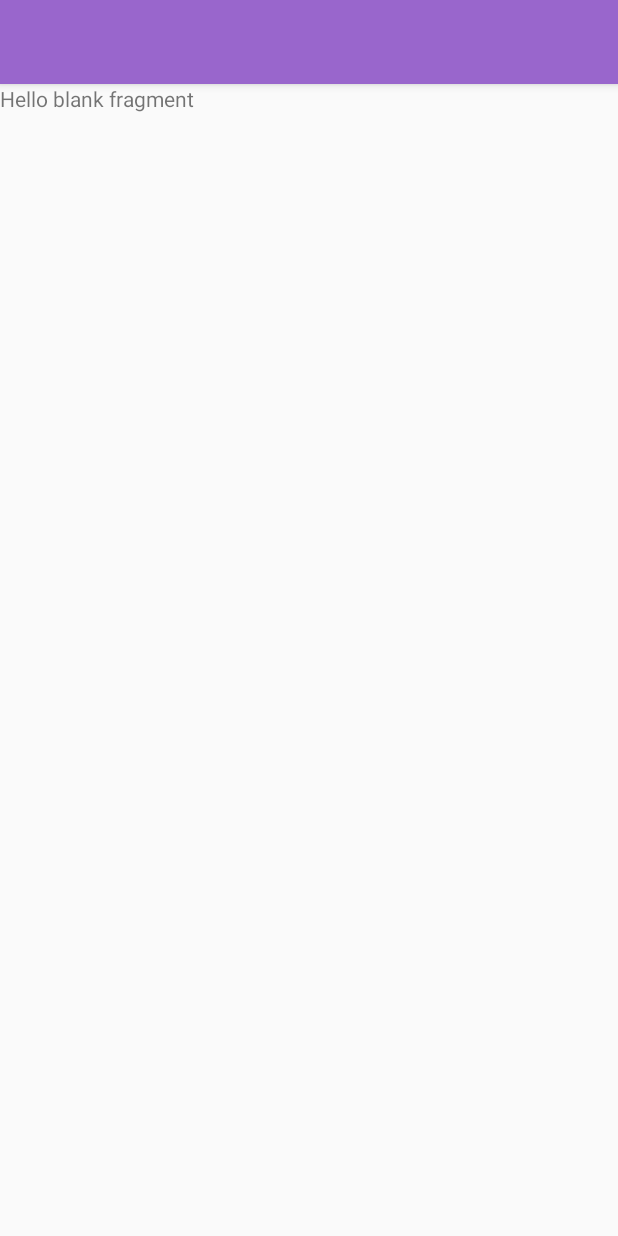
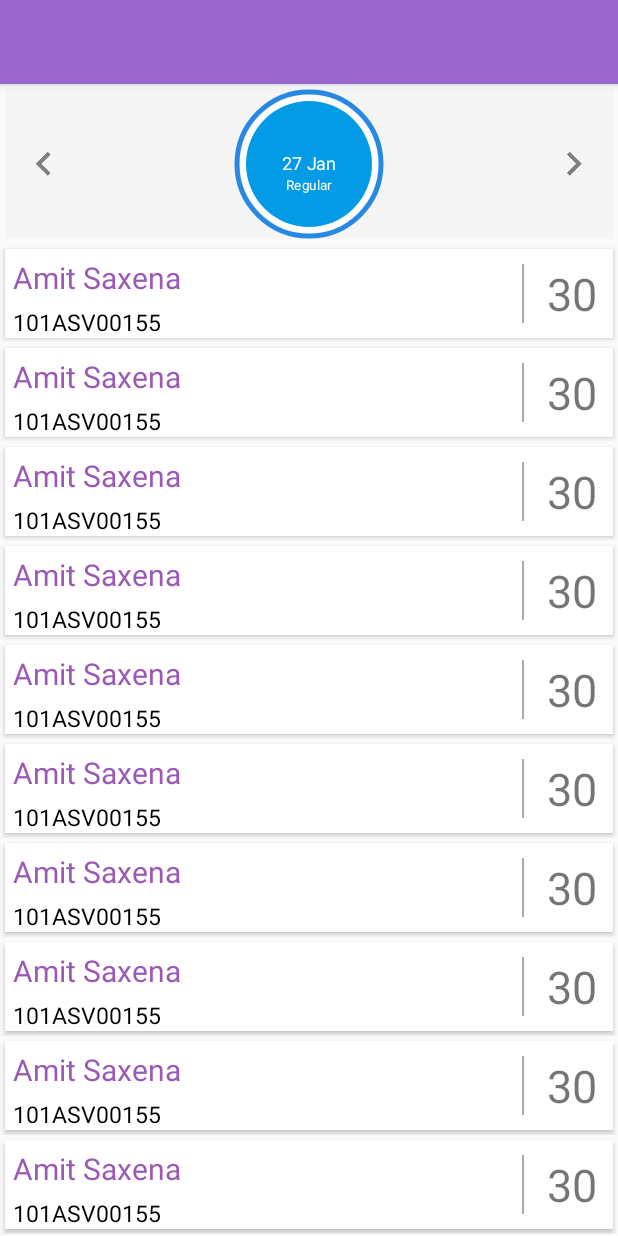
Before and after one commit to anuragdhasmana1995/Classmate, an Android app: the fragment BatchMarksFragment shown on its own in the app's theme, on a phone screen of 412 x 824 dp. Run offline under Robolectric (Android 15) with nearby library versions, the phone set to English and light mode, and no system bars; network calls fail; 2 statements that could not run were skipped.

Commit message:
added marks layout

```diff
--- /dev/null
+++ b/app/src/main/java/com/htlconline/sm/classmate/Batch/Adapters/BatchMarksAdapter.java
@@ -0,0 +1,72 @@
+package com.htlconline.sm.classmate.Batch.Adapters;
+
+import android.content.Context;
+import android.support.v4.app.FragmentActivity;
+import android.support.v4.content.ContextCompat;
+import android.support.v7.widget.CardView;
+import android.support.v7.widget.RecyclerView;
+import android.view.LayoutInflater;
+import android.view.View;
+import android.view.ViewGroup;
+
+import android.widget.TextView;
+
+import com.htlconline.sm.classmate.R;
+
+import java.util.Arrays;
+import java.util.List;
+
+
+
+/**
+ * Created by Anurag on 30-01-2017.
+ */
+
+public class BatchMarksAdapter extends RecyclerView.Adapter<BatchMarksAdapter.MarksViewHolder> {
+
+    private LayoutInflater inflater;
+    private View view;
+    List<Boolean> data;
+
+
+    public BatchMarksAdapter(FragmentActivity activity) {
+        this.inflater = LayoutInflater.from(activity);
+        this.data = Arrays.asList(true, false);
+    }
+
+    @Override
+    public MarksViewHolder onCreateViewHolder(ViewGroup parent, int viewType) {
+        view = inflater.inflate(R.layout.batch_marks_content, parent, false);
+        return new MarksViewHolder(view);
+    }
+
+    @Override
+    public void onBindViewHolder(MarksViewHolder holder, int position) {
+
+    }
+
+
+
+    @Override
+    public int getItemCount() {
+        return 10;
+    }
+
+    class MarksViewHolder extends RecyclerView.ViewHolder {
+        private CardView cardView;
+        private TextView studentName;
+        private TextView studentId;
+        private TextView status;
+
+        MarksViewHolder(View itemView) {
+
+            super(itemView);
+            cardView = (CardView) itemView.findViewById(R.id.batch_marks_card);
+            studentName = (TextView) itemView.findViewById(R.id.batch_attendance_name);
+            studentId = (TextView) itemView.findViewById(R.id.batch_attendance_id);
+            status = (TextView) itemView.findViewById(R.id.status);
+        }
+    }
+
+
+}
--- a/app/src/main/java/com/htlconline/sm/classmate/Batch/BatchFragments/BatchMarksFragment.java
+++ b/app/src/main/java/com/htlconline/sm/classmate/Batch/BatchFragments/BatchMarksFragment.java
@@ -6,23 +6,36 @@ import android.os.Bundle;
 import android.support.annotation.Nullable;
 import android.support.v4.app.Fragment;
 import android.support.v7.app.AppCompatActivity;
+import android.support.v7.widget.LinearLayoutManager;
+import android.support.v7.widget.RecyclerView;
 import android.util.Log;
 import android.view.LayoutInflater;
 import android.view.View;
 import android.view.ViewGroup;
+import android.widget.AdapterView;
 import android.widget.CheckedTextView;
+import android.widget.ImageButton;
 
+import com.htlconline.sm.classmate.Batch.Adapters.BatchAttendanceAdapter;
+import com.htlconline.sm.classmate.Batch.Adapters.BatchMarksAdapter;
 import com.htlconline.sm.classmate.Batch.BatchActivity;
+import com.htlconline.sm.classmate.Batch.CircleView;
 import com.htlconline.sm.classmate.R;
 
 
 /**
  * A simple {@link Fragment} subclass.
  */
-public class BatchMarksFragment extends Fragment {
+public class BatchMarksFragment extends Fragment implements View.OnClickListener{
 
 
     private CheckedTextView mToolbarToggle;
+    private CircleView circleView1;
+    private BatchMarksAdapter batchmarksAdapter;
+    private RecyclerView recyclerView;
+    private LinearLayoutManager manager;
+    private ImageButton imageButton1;
+    private ImageButton imageButton2;
 
     public BatchMarksFragment() {
         // Required empty public constructor
@@ -54,6 +67,24 @@ public class BatchMarksFragment extends Fragment {
 
     }
 
+    @Override
+    public void onViewCreated(View view, @Nullable Bundle savedInstanceState) {
+        super.onViewCreated(view, savedInstanceState);
+
+        circleView1 = (CircleView) view.findViewById(R.id.circle_1);
+        imageButton1= (ImageButton) view.findViewById(R.id.batch_attendance_button_left);
+        imageButton2 = (ImageButton) view.findViewById(R.id.dbatch_attendance_button_right);
+        recyclerView = (RecyclerView) view.findViewById(R.id.batch_marks);
+        circleView1.setOnClickListener(BatchMarksFragment.this);
+        batchmarksAdapter = new BatchMarksAdapter(getActivity());
+        recyclerView.setAdapter(batchmarksAdapter);
+        manager = new LinearLayoutManager(getContext());
+        recyclerView.setLayoutManager(manager);
+    }
 
 
+    @Override
+    public void onClick(View view) {
+
+    }
 }
--- /dev/null
+++ b/app/src/main/res/drawable/horizontal_divider.xml
@@ -0,0 +1,5 @@
+<?xml version="1.0" encoding="utf-8"?>
+<shape xmlns:android="http://schemas.android.com/apk/res/android">
+    <size android:height="@dimen/divider_size" />
+    <solid android:color="@color/colorDivider" />
+</shape>
--- /dev/null
+++ b/app/src/main/res/drawable/ic_menu_camera.xml
@@ -0,0 +1,12 @@
+<vector xmlns:android="http://schemas.android.com/apk/res/android"
+    android:width="24dp"
+    android:height="24dp"
+    android:viewportHeight="24.0"
+    android:viewportWidth="24.0">
+    <path
+        android:fillColor="#FF000000"
+        android:pathData="M12,12m-3.2,0a3.2,3.2 0,1 1,6.4 0a3.2,3.2 0,1 1,-6.4 0" />
+    <path
+        android:fillColor="#FF000000"
+        android:pathData="M9,2L7.17,4H4c-1.1,0 -2,0.9 -2,2v12c0,1.1 0.9,2 2,2h16c1.1,0 2,-0.9 2,-2V6c0,-1.1 -0.9,-2 -2,-2h-3.17L15,2H9zm3,15c-2.76,0 -5,-2.24 -5,-5s2.24,-5 5,-5 5,2.24 5,5 -2.24,5 -5,5z" />
+</vector>
--- /dev/null
+++ b/app/src/main/res/drawable/ic_menu_gallery.xml
@@ -0,0 +1,9 @@
+<vector xmlns:android="http://schemas.android.com/apk/res/android"
+    android:width="24dp"
+    android:height="24dp"
+    android:viewportHeight="24.0"
+    android:viewportWidth="24.0">
+    <path
+        android:fillColor="#FF000000"
+        android:pathData="M22,16V4c0,-1.1 -0.9,-2 -2,-2H8c-1.1,0 -2,0.9 -2,2v12c0,1.1 0.9,2 2,2h12c1.1,0 2,-0.9 2,-2zm-11,-4l2.03,2.71L16,11l4,5H8l3,-4zM2,6v14c0,1.1 0.9,2 2,2h14v-2H4V6H2z" />
+</vector>
--- /dev/null
+++ b/app/src/main/res/drawable/ic_menu_manage.xml
@@ -0,0 +1,9 @@
+<vector xmlns:android="http://schemas.android.com/apk/res/android"
+    android:width="24dp"
+    android:height="24dp"
+    android:viewportHeight="24.0"
+    android:viewportWidth="24.0">
+    <path
+        android:fillColor="#FF000000"
+        android:pathData="M22.7,19l-9.1,-9.1c0.9,-2.3 0.4,-5 -1.5,-6.9 -2,-2 -5,-2.4 -7.4,-1.3L9,6 6,9 1.6,4.7C0.4,7.1 0.9,10.1 2.9,12.1c1.9,1.9 4.6,2.4 6.9,1.5l9.1,9.1c0.4,0.4 1,0.4 1.4,0l2.3,-2.3c0.5,-0.4 0.5,-1.1 0.1,-1.4z" />
+</vector>
--- /dev/null
+++ b/app/src/main/res/drawable/ic_menu_send.xml
@@ -0,0 +1,9 @@
+<vector xmlns:android="http://schemas.android.com/apk/res/android"
+    android:width="24dp"
+    android:height="24dp"
+    android:viewportHeight="24.0"
+    android:viewportWidth="24.0">
+    <path
+        android:fillColor="#FF000000"
+        android:pathData="M2.01,21L23,12 2.01,3 2,10l15,2 -15,2z" />
+</vector>
--- /dev/null
+++ b/app/src/main/res/drawable/ic_menu_share.xml
@@ -0,0 +1,9 @@
+<vector xmlns:android="http://schemas.android.com/apk/res/android"
+    android:width="24dp"
+    android:height="24dp"
+    android:viewportHeight="24.0"
+    android:viewportWidth="24.0">
+    <path
+        android:fillColor="#FF000000"
+        android:pathData="M18,16.08c-0.76,0 -1.44,0.3 -1.96,0.77L8.91,12.7c0.05,-0.23 0.09,-0.46 0.09,-0.7s-0.04,-0.47 -0.09,-0.7l7.05,-4.11c0.54,0.5 1.25,0.81 2.04,0.81 1.66,0 3,-1.34 3,-3s-1.34,-3 -3,-3 -3,1.34 -3,3c0,0.24 0.04,0.47 0.09,0.7L8.04,9.81C7.5,9.31 6.79,9 6,9c-1.66,0 -3,1.34 -3,3s1.34,3 3,3c0.79,0 1.5,-0.31 2.04,-0.81l7.12,4.16c-0.05,0.21 -0.08,0.43 -0.08,0.65 0,1.61 1.31,2.92 2.92,2.92 1.61,0 2.92,-1.31 2.92,-2.92s-1.31,-2.92 -2.92,-2.92z" />
+</vector>
--- /dev/null
+++ b/app/src/main/res/drawable/ic_menu_slideshow.xml
@@ -0,0 +1,9 @@
+<vector xmlns:android="http://schemas.android.com/apk/res/android"
+    android:width="24dp"
+    android:height="24dp"
+    android:viewportHeight="24.0"
+    android:viewportWidth="24.0">
+    <path
+        android:fillColor="#FF000000"
+        android:pathData="M4,6H2v14c0,1.1 0.9,2 2,2h14v-2H4V6zm16,-4H8c-1.1,0 -2,0.9 -2,2v12c0,1.1 0.9,2 2,2h12c1.1,0 2,-0.9 2,-2V4c0,-1.1 -0.9,-2 -2,-2zm-8,12.5v-9l6,4.5 -6,4.5z" />
+</vector>
--- /dev/null
+++ b/app/src/main/res/layout/batch_marks_content.xml
@@ -0,0 +1,90 @@
+<?xml version="1.0" encoding="utf-8"?>
+<LinearLayout xmlns:android="http://schemas.android.com/apk/res/android"
+    xmlns:card_view="http://schemas.android.com/apk/res-auto"
+    android:orientation="vertical"
+    android:gravity="center"
+    android:layout_width="match_parent"
+    android:layout_height="wrap_content">
+
+
+
+    <android.support.v7.widget.CardView
+        android:id="@+id/batch_marks_card"
+        android:layout_width="match_parent"
+        android:layout_height="wrap_content"
+        android:layout_gravity="center"
+        android:layout_margin="3dp"
+        card_view:cardCornerRadius="0dp"
+        >
+
+        <LinearLayout
+            android:layout_width="match_parent"
+            android:layout_height="wrap_content"
+            android:orientation="horizontal">
+
+            <LinearLayout
+                android:layout_weight="1"
+                android:orientation="vertical"
+                android:layout_width="wrap_content"
+                android:layout_height="wrap_content">
+
+
+                <TextView
+                    android:layout_weight="1"
+                    android:padding="5dp"
+                    android:text="Amit Saxena"
+                    android:textSize="20sp"
+                    android:textColor="@color/colorPrimaryDark"
+                    android:layout_width="wrap_content"
+                    android:layout_height="wrap_content"
+                    android:id="@+id/batch_attendance_name"/>
+
+                <TextView
+                    android:layout_weight="1"
+                    android:textColor="@android:color/black"
+                    android:text="101ASV00155"
+                    android:textSize="15sp"
+                    android:paddingLeft="5dp"
+                    android:layout_width="wrap_content"
+                    android:layout_height="wrap_content"
+                    android:id="@+id/batch_attendance_id"/>
+
+
+
+            </LinearLayout>
+
+
+            <View
+                android:background="@android:color/darker_gray"
+                android:layout_gravity="right|center"
+                android:layout_width="1dp"
+                android:layout_margin="10dp"
+                android:layout_height="match_parent"/>
+
+            <TextView
+                android:id="@+id/status"
+                android:text="30"
+                android:layout_marginRight="5dp"
+                android:padding="5dp"
+                android:gravity="center"
+                android:textSize="30sp"
+                android:layout_gravity="right|center"
+                android:layout_width="wrap_content"
+                android:layout_height="match_parent" />
+
+
+
+
+        </LinearLayout>
+
+
+
+
+
+
+
+    </android.support.v7.widget.CardView>
+
+
+
+</LinearLayout>
--- a/app/src/main/res/layout/fragment_batch_marks.xml
+++ b/app/src/main/res/layout/fragment_batch_marks.xml
@@ -1,13 +1,66 @@
-<FrameLayout xmlns:android="http://schemas.android.com/apk/res/android"
-    xmlns:tools="http://schemas.android.com/tools"
+<?xml version="1.0" encoding="utf-8"?>
+<LinearLayout xmlns:android="http://schemas.android.com/apk/res/android"
     android:layout_width="match_parent"
     android:layout_height="match_parent"
-    tools:context="io.github.hidroh.calendar.BatchFragments.BatchMarksFragment">
+    android:orientation="vertical">
 
-    <!-- TODO: Update blank fragment layout -->
-    <TextView
+    <RelativeLayout
+        android:layout_margin="3dp"
+        android:background="#F5F5F5"
         android:layout_width="match_parent"
-        android:layout_height="match_parent"
-        android:text="@string/hello_blank_fragment" />
+        android:layout_height="wrap_content"
+       >
 
-</FrameLayout>
+        <ImageButton
+            android:layout_marginLeft="10dp"
+            android:layout_centerVertical="true"
+            android:id="@+id/batch_attendance_button_left"
+            android:layout_width="wrap_content"
+            android:layout_gravity="center"
+            android:background="@drawable/ic_chevron_left"
+            android:layout_height="wrap_content"
+            />
+
+        <com.htlconline.sm.classmate.Batch.CircleView xmlns:app="http://schemas.android.com/apk/res-auto"
+            android:layout_width="100dp"
+            android:layout_height="100dp"
+            android:layout_centerInParent="true"
+            android:id="@+id/circle_1"
+            app:cv_fillColor="@color/event_color_03"
+            app:cv_fillRadius="0.9"
+            app:cv_strokeColorValue="@color/accent"
+            app:cv_strokeWidthSize="5"
+            app:cv_subtitleColor="@color/colorAccent"
+            app:cv_subtitleSize="9dp"
+            app:cv_subtitleText="Regular"
+            app:cv_titleColor="@color/colorAccent"
+            app:cv_titleSize="12dp"
+            app:cv_titleText="27 Jan" />
+
+
+       <ImageButton
+           android:layout_marginRight="10dp"
+            android:layout_alignParentRight="true"
+           android:layout_centerVertical="true"
+            android:id="@+id/batch_attendance_button_right"
+            android:layout_width="wrap_content"
+            android:layout_gravity="center"
+            android:background="@drawable/ic_chevron_right"
+            android:layout_height="wrap_content"
+            />
+
+
+
+
+
+    </RelativeLayout>
+
+    <android.support.v7.widget.RecyclerView
+        android:id="@+id/batch_marks"
+        android:layout_width="match_parent"
+        android:layout_height="wrap_content"
+        android:scrollbars="vertical">
+
+
+    </android.support.v7.widget.RecyclerView>
+</LinearLayout>
--- a/app/src/main/res/values/styles.xml
+++ b/app/src/main/res/values/styles.xml
@@ -50,6 +50,8 @@
     <style name="CircularProgress" parent="Theme.AppCompat.Light">
         <item name="colorAccent">@color/colorPrimaryDark</item>
     </style>
+
+
     <style name="CheckBox" parent="Theme.AppCompat.Light">
         <item name="colorAccent">@color/colorPrimaryDark</item>
         <item name="android:textColorSecondary">@android:color/black</item>
```
